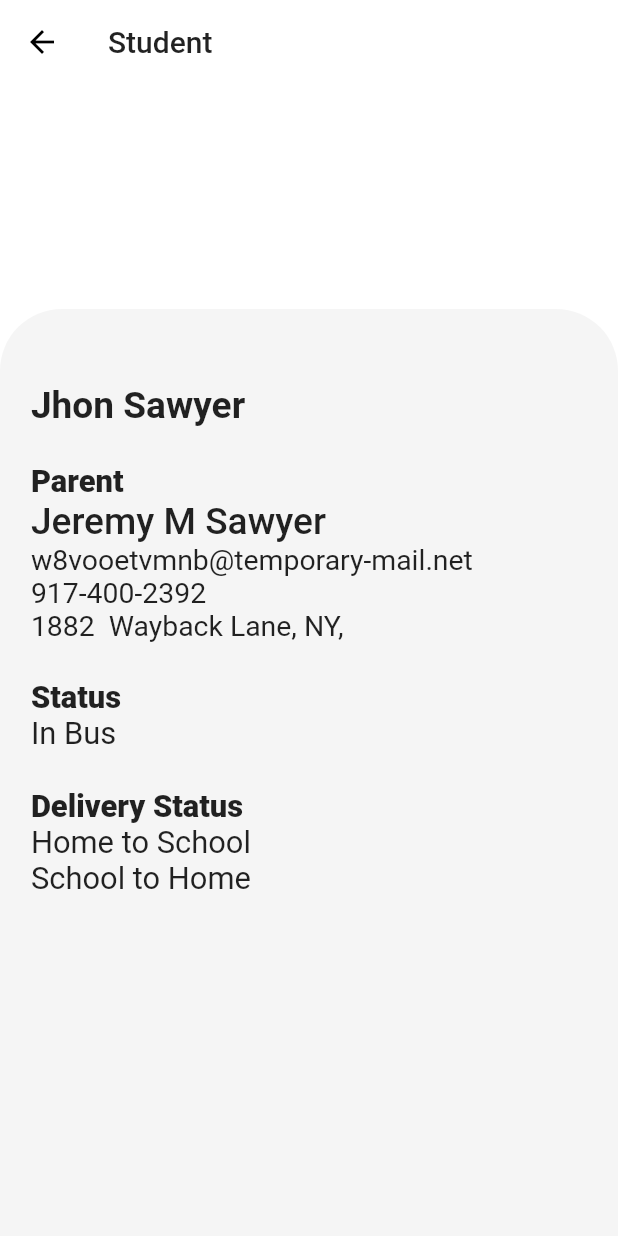
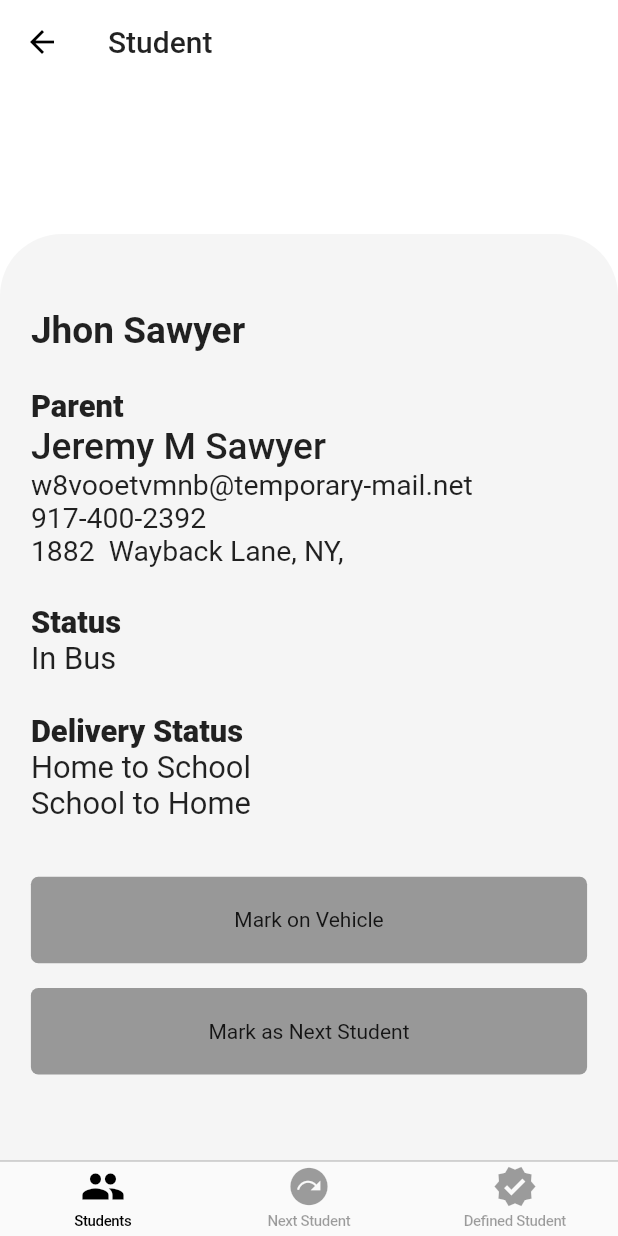
Before and after one commit to SeniorTurkmen/Tracker, a Flutter app: the screen it shows after launch, after a tap on "340983564", on a phone screen of 412 x 824 dp. Run offline on Flutter 3.47's test engine with Material 2 defaults, Android fonts, the phone set to English and light mode, and no system bars; our stand-ins replace google_fonts; missing offline and left inert: after_init.

Commit message:
Bottom navigation tab bar initialize and student detail page is done
Alt navigasyon bar eklendi ve Öğrenci detay sayfası tamamlandı

```diff
--- /dev/null
+++ b/lib/components/layout/button/button.dart
@@ -0,0 +1,34 @@
+import 'package:Tracker/components/layout/decoration.dart';
+import 'package:flutter/material.dart';
+
+class Button extends StatelessWidget {
+  final Color color;
+  final Widget child;
+  final double height;
+  final double width;
+  final Function onPress;
+  const Button(
+      {Key key,
+      @required this.color,
+      @required this.child,
+      @required this.height,
+      @required this.width,
+      @required this.onPress})
+      : super(key: key);
+
+  @override
+  Widget build(BuildContext context) {
+    return GestureDetector(
+      onTap: onPress,
+      child: Container(
+          alignment: Alignment.center,
+          height: height,
+          width: width,
+          decoration: getDecoration(
+              color: (onPress == null || onPress == () {})
+                  ? Theme.of(context).disabledColor
+                  : color),
+          child: child),
+    );
+  }
+}
--- /dev/null
+++ b/lib/components/layout/custom_bottom_bar/custom_bottom_nav_bar.dart
@@ -0,0 +1,59 @@
+import 'package:Tracker/components/layout/custom_bottom_bar/tab_item.dart';
+import 'package:Tracker/views/driver_home/driver_home_view.dart';
+import 'package:Tracker/views/student_detail/student_detail_view.dart';
+import 'package:flutter/cupertino.dart';
+import 'package:flutter/material.dart';
+
+class CustomBottomNavBar extends StatefulWidget {
+  CustomBottomNavBar(
+      {Key key,
+      @required this.currentTab,
+      @required this.onSelectedTab,
+      @required this.pageBuilder,
+      @required this.navigatorKeys})
+      : super(key: key);
+
+  final TabItem currentTab;
+  final ValueChanged<TabItem> onSelectedTab;
+  final Map<TabItem, Widget> pageBuilder;
+  final Map<TabItem, GlobalKey<NavigatorState>> navigatorKeys;
+
+  @override
+  _CustomBottomNavBarState createState() => _CustomBottomNavBarState();
+}
+
+class _CustomBottomNavBarState extends State<CustomBottomNavBar> {
+  @override
+  Widget build(BuildContext context) {
+    return CupertinoTabScaffold(
+      tabBar: CupertinoTabBar(
+        iconSize: 30,
+        activeColor: Colors.black,
+        inactiveColor: Colors.black38,
+        backgroundColor: Theme.of(context).canvasColor,
+        items: [
+          _createNavItem(TabItem.Home),
+          _createNavItem(TabItem.NextStudent),
+          _createNavItem(TabItem.DefinedStudent),
+        ],
+        onTap: (index) => widget.onSelectedTab(TabItem.values[index]),
+      ),
+      tabBuilder: (context, index) {
+        final showItem = TabItem.values[index];
+        return CupertinoTabView(
+            routes: {
+              DriverHomeView.routeName: (ctx) => DriverHomeView(),
+              StudentDetailView.routeName: (ctx) => StudentDetailView()
+            },
+            navigatorKey: widget.navigatorKeys[showItem],
+            builder: (context) => widget.pageBuilder[showItem]);
+      },
+    );
+  }
+
+  BottomNavigationBarItem _createNavItem(TabItem tabItem) {
+    final tabToCreate = TabItemData.allTabs[tabItem];
+    return BottomNavigationBarItem(
+        label: tabToCreate.title, icon: Icon(tabToCreate.icon));
+  }
+}
--- /dev/null
+++ b/lib/components/layout/custom_bottom_bar/tab_item.dart
@@ -0,0 +1,18 @@
+import 'package:flutter/material.dart';
+
+enum TabItem { Home, NextStudent, DefinedStudent }
+
+class TabItemData {
+  final String title;
+  final IconData icon;
+
+  TabItemData({this.icon, this.title});
+
+  static Map<TabItem, TabItemData> allTabs = {
+    TabItem.Home: TabItemData(icon: Icons.group, title: "Students"),
+    TabItem.NextStudent:
+        TabItemData(icon: Icons.next_plan, title: "Next Student"),
+    TabItem.DefinedStudent:
+        TabItemData(icon: Icons.verified, title: "Defined Student"),
+  };
+}
--- a/lib/main.dart
+++ b/lib/main.dart
@@ -34,10 +34,6 @@ class MyApp extends StatelessWidget {
                 ),
               ],
               child: MaterialApp(
-                routes: {
-                  DriverHomeView.routeName: (ctx) => DriverHomeView(),
-                  StudentDetailView.routeName: (ctx) => StudentDetailView()
-                },
                 theme: ThemeData(
                     primaryColor: HexColor(hexColor: "FFD64D"),
                     buttonColor: HexColor(hexColor: "000000")),
--- a/lib/views/driver_home/layouts/header.dart
+++ b/lib/views/driver_home/layouts/header.dart
@@ -1,5 +1,5 @@
 import 'package:Tracker/components/util/screen_util.dart';
-import 'package:Tracker/views/driver_home/components/decoration.dart';
+import 'package:Tracker/components/layout/decoration.dart';
 import 'package:flutter/material.dart';
 
 class Header extends StatefulWidget {
--- /dev/null
+++ b/lib/views/driver_tabs/driver_tabs.dart
@@ -0,0 +1,53 @@
+import 'package:Tracker/components/layout/custom_bottom_bar/custom_bottom_nav_bar.dart';
+import 'package:Tracker/components/layout/custom_bottom_bar/tab_item.dart';
+import 'package:Tracker/views/driver_home/driver_home_view.dart';
+import 'package:flutter/material.dart';
+
+class DriverTabs extends StatefulWidget {
+  DriverTabs({Key key}) : super(key: key);
+
+  @override
+  _DriverTabsState createState() => _DriverTabsState();
+}
+
+class _DriverTabsState extends State<DriverTabs> {
+  TabItem _currentTab = TabItem.Home;
+
+  Map<TabItem, GlobalKey<NavigatorState>> navigatorKeys = {
+    TabItem.Home: GlobalKey<NavigatorState>(),
+    TabItem.NextStudent: GlobalKey<NavigatorState>(),
+    TabItem.DefinedStudent: GlobalKey<NavigatorState>(),
+  };
+
+  Map<TabItem, Widget> allPages() {
+    return {
+      TabItem.Home: DriverHomeView(),
+    };
+  }
+
+  @override
+  Widget build(BuildContext context) {
+    return WillPopScope(
+      onWillPop: () async =>
+          !await navigatorKeys[_currentTab].currentState.maybePop(),
+      child: CustomBottomNavBar(
+        pageBuilder: allPages(),
+        navigatorKeys: navigatorKeys,
+        currentTab: _currentTab,
+        onSelectedTab: (selectedTab) {
+          if (selectedTab == _currentTab) {
+            navigatorKeys[selectedTab]
+                .currentState
+                .popUntil((route) => route.isFirst);
+          } else {
+            setState(() {
+              _currentTab = selectedTab;
+            });
+          }
+
+          print("Secilen tab item: " + selectedTab.toString());
+        },
+      ),
+    );
+  }
+}
--- a/lib/views/splash/splash_view.dart
+++ b/lib/views/splash/splash_view.dart
@@ -1,5 +1,6 @@
 import 'package:Tracker/components/util/screen_util.dart';
 import 'package:Tracker/views/driver_home/driver_home_view.dart';
+import 'package:Tracker/views/driver_tabs/driver_tabs.dart';
 import 'package:after_init/after_init.dart';
 import 'package:flutter/material.dart';
 import 'package:google_fonts/google_fonts.dart';
@@ -17,7 +18,7 @@ class _SplashScreenState extends State<SplashScreen>
     Future.delayed(Duration(seconds: 2), () {
       Navigator.pushReplacement(
         context,
-        MaterialPageRoute(builder: (context) => DriverHomeView()),
+        MaterialPageRoute(builder: (context) => DriverTabs()),
       );
     });
   }
--- a/lib/views/student_detail/student_detail_view.dart
+++ b/lib/views/student_detail/student_detail_view.dart
@@ -1,3 +1,5 @@
+import 'package:Tracker/components/layout/button/button.dart';
+import 'package:Tracker/components/util/color_util.dart';
 import 'package:Tracker/components/util/get_delivery_status.dart';
 import 'package:Tracker/components/util/get_student_status.dart';
 import 'package:Tracker/components/util/screen_util.dart';
@@ -157,7 +159,35 @@ class StudentDetailView extends StatelessWidget {
                                 )
                               ],
                             ),
-                          )
+                          ),
+                          Spacer(),
+                          // mark on vehicle
+                          Container(
+                            margin: EdgeInsets.symmetric(
+                                vertical: SizeConfig.heightMultiplier * 1),
+                            child: Button(
+                                color: HexColor(hexColor: "FFCF0F"),
+                                child: Text("Mark on Vehicle"),
+                                height: SizeConfig.heightMultiplier * 7,
+                                width: SizeConfig.widthMultiplier * 90,
+                                onPress: student.status == Status.inBus
+                                    ? null
+                                    : () {}),
+                          ),
+                          // mark as next student
+                          Container(
+                            margin: EdgeInsets.symmetric(
+                                vertical: SizeConfig.heightMultiplier * 1),
+                            child: Button(
+                                color: HexColor(hexColor: "FDB132"),
+                                child: Text("Mark as Next Student"),
+                                height: SizeConfig.heightMultiplier * 7,
+                                width: SizeConfig.widthMultiplier * 90,
+                                onPress: student.status == Status.next ||
+                                        student.status == Status.inBus
+                                    ? null
+                                    : () {}),
+                          ),
                         ],
                       ),
                     ),
```
Also changed, not shown: lib/components/layout/decoration.dart (renamed from lib/views/driver_home/components/decoration.dart).
